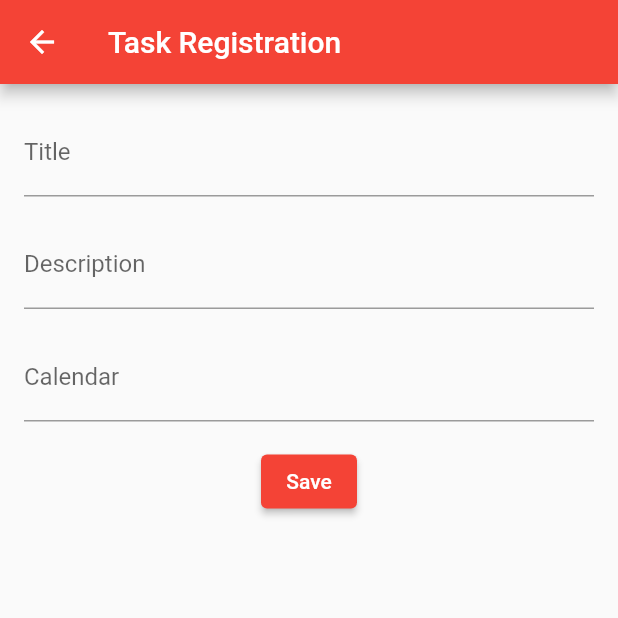
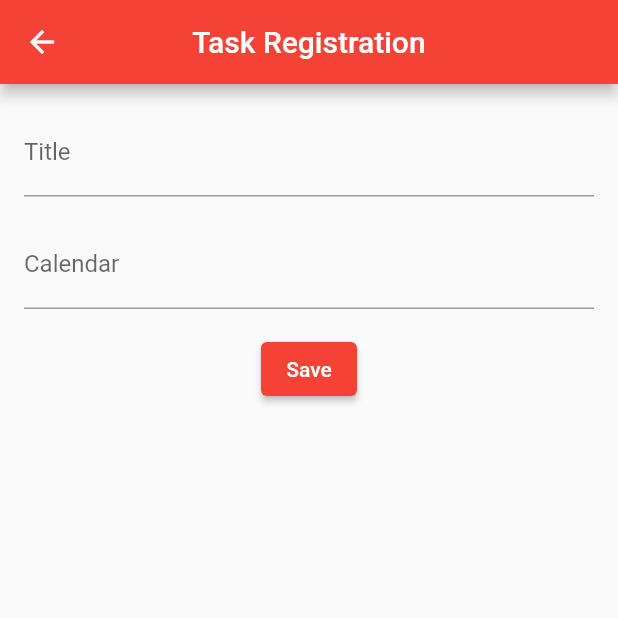
Before and after one commit to lucasmartinsribeiro/task_manager, a Flutter app: the screen it shows after launch, after a tap on the "add" icon, on a phone screen of 412 x 824 dp, the top half of it. Run offline on Flutter 3.47's test engine with Material 2 defaults, Android fonts, the phone set to English and light mode, and no system bars.

Commit message:
removed description and added new features

```diff
--- a/lib/form.dart
+++ b/lib/form.dart
@@ -21,8 +21,6 @@ class MyTask extends StatefulWidget {
 class _MyTaskState extends State<MyTask> {
   final TextEditingController _controllerTitle = TextEditingController();
 
-  final TextEditingController _controllerDescription = TextEditingController();
-
   final TextEditingController _controllerCalendar = TextEditingController();
 
   @override
@@ -30,6 +28,7 @@ class _MyTaskState extends State<MyTask> {
     return Scaffold(
         appBar: AppBar(
           title: const Text('Task Registration'),
+           centerTitle: true,
         ),
         body: Padding(
           padding: const EdgeInsets.all(16.0),
@@ -42,16 +41,8 @@ class _MyTaskState extends State<MyTask> {
               Padding(
                 padding: const EdgeInsets.only(top: 16.0),
                 child: TextField(
-                  controller: _controllerDescription,
-                  decoration: const InputDecoration(labelText: 'Description'),
-                ),
-              ),
-              Padding(
-                padding: const EdgeInsets.only(top: 16.0),
-                child: TextField(
                   controller: _controllerCalendar,
                   decoration: const InputDecoration(labelText: 'Calendar'),
-                  // keyboardType: TextInputType.number,
                   onTap: () async {
                     var date = await showDatePicker(context: context, initialDate: DateTime.now(),
                       firstDate: DateTime(2022), lastDate: DateTime(2050)
@@ -66,13 +57,12 @@ class _MyTaskState extends State<MyTask> {
                   child: const Text('Save'),
                 onPressed: () {
                   final String title = _controllerTitle.text;
-                  final String description = _controllerDescription.text;
                   final String calendar = _controllerCalendar.text;
 
-                  // print(TaskController.persist(title, description, calendar));
+                  // print(TaskController.persist(title, calendar));
 
-                  if ((title != "") && (description != "") && (calendar != "")) {
-                      TaskController.list.add(Task(title, description, calendar));
+                  if ((title != "") && (calendar != "")) {
+                      TaskController.list.add(Task(title, calendar));
                   }
 
                   showDialog(context: context, builder: (BuildContext context) => AlertDialog(
--- a/lib/main.dart
+++ b/lib/main.dart
@@ -1,6 +1,7 @@
 import 'package:task_manager/form.dart';
 import 'package:flutter/material.dart';
 import 'task_controller.dart';
+import 'form.dart';
 
 void main() {
   runApp(MaterialApp(
@@ -19,19 +20,30 @@ class MyHomePage extends StatefulWidget {
 }
 
 class _MyHomePageState extends State<MyHomePage> {
+
   @override
   Widget build(BuildContext context) {
     return Scaffold(
-      appBar: AppBar(title: const Text('Task List')),
+      appBar: AppBar(
+        title: const Text('Task List'),
+        centerTitle: true,
+      ),
       body: Container(
         padding: const EdgeInsets.all(50.0),
         child: ListView.builder(
           itemBuilder: (BuildContext, index) {
             return Card(
+              color: Colors.grey[200],
               child: ListTile(
                 title: Text(TaskController.list[index].title),
-                subtitle: Text(TaskController.list[index].description),
-                // calendar: Text(TaskController.list[index].calendar),
+                subtitle: Text(TaskController.list[index].calendar),
+                trailing: Row(
+                  mainAxisSize: MainAxisSize.min,
+                  children: [
+                    IconButton(onPressed: () {}, icon: const Icon(Icons.edit)),
+                    IconButton(onPressed: () {}, icon: const Icon(Icons.delete)),
+                  ],
+                ),
               ),
             );
           },
--- a/lib/task.dart
+++ b/lib/task.dart
@@ -1,16 +1,14 @@
 class Task {
   final String title;
-  final String description;
   final String calendar;
 
   Task(
     this.title,
-    this.description,
     this.calendar,
   );
 
   @override
   String toString() {
-    return 'Task{title: $title, description: $description, calendar: $calendar}';
+    return 'Task{title: $title, calendar: $calendar}';
   }
 }
--- a/lib/task_controller.dart
+++ b/lib/task_controller.dart
@@ -1,8 +1,8 @@
 import 'task.dart';
 
 class TaskController {
-  static Task persist(String title, String description, String calendar) {
-    Task t = Task(title, description, calendar);
+  static Task persist(String title, String calendar) {
+    Task t = Task(title, calendar);
 
     //At this point would be the code for persistence in the database
     return t;
```
